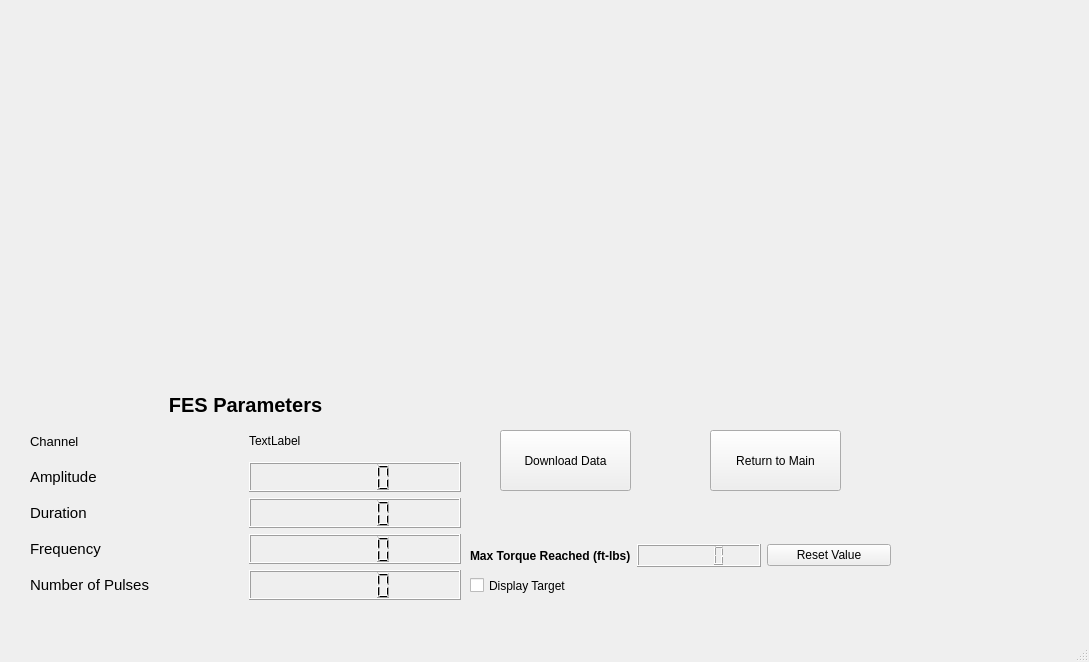
This is resources/_CD_GUI_CDTest.ui in jontalvarez/central-drive as Qt 5 draws it before an edit. The edited form follows.
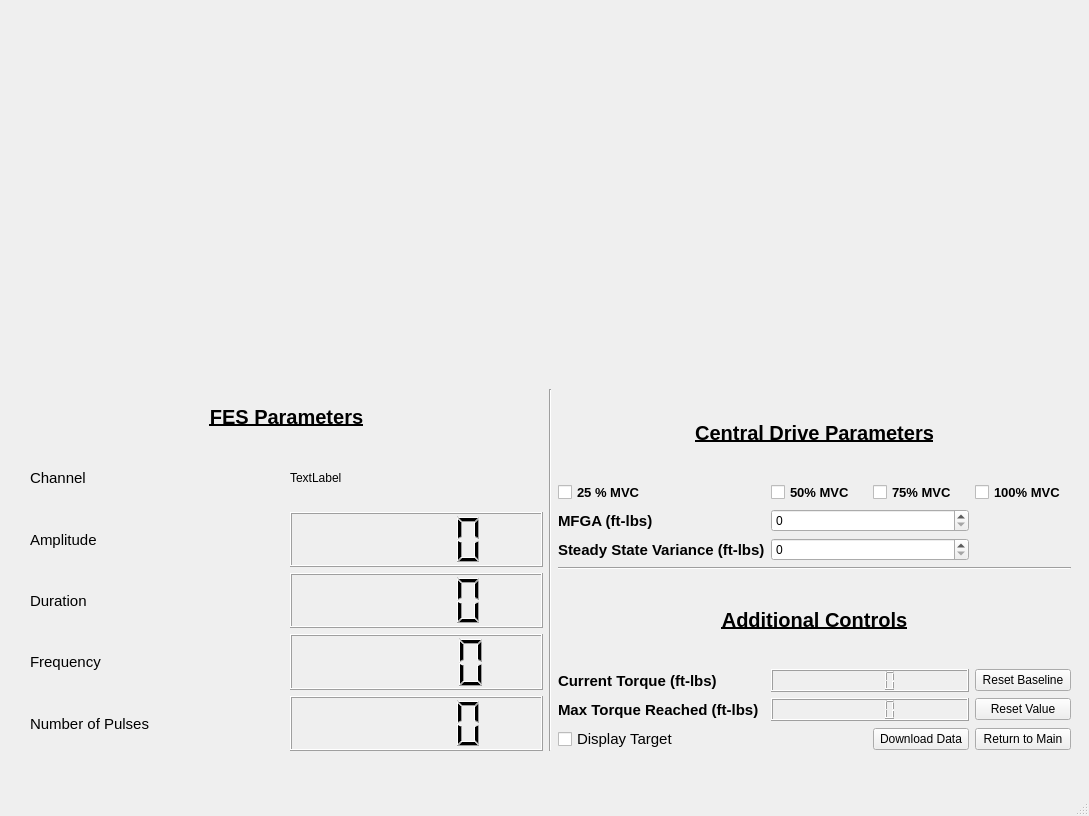
This is the edited form.

Patch:
```diff
--- a/resources/_CD_GUI_CDTest.ui
+++ b/resources/_CD_GUI_CDTest.ui
@@ -7,43 +7,40 @@
     <x>0</x>
     <y>0</y>
     <width>1089</width>
-    <height>662</height>
+    <height>816</height>
    </rect>
   </property>
   <property name="windowTitle">
    <string>Central Drive Estimation</string>
   </property>
+  <property name="styleSheet">
+   <string notr="true">button.setStyleSheet(“background-color : yellow”)</string>
+  </property>
   <widget class="QWidget" name="centralwidget">
    <widget class="QWidget" name="gridLayoutWidget">
     <property name="geometry">
      <rect>
       <x>30</x>
-      <y>390</y>
-      <width>431</width>
-      <height>210</height>
+      <y>20</y>
+      <width>1041</width>
+      <height>731</height>
      </rect>
     </property>
+    <layout class="QGridLayout" name="gridLayout_3">
+     <item row="0" column="0" colspan="3">
+      <layout class="QVBoxLayout" name="verticalLayout">
+       <item>
+        <widget class="QWidget" name="TorquePlot" native="true">
+         <property name="styleSheet">
+          <string notr="true"/>
+         </property>
+         <layout class="QHBoxLayout" name="horizontalLayout"/>
+        </widget>
+       </item>
+      </layout>
+     </item>
+     <item row="1" column="0">
     <layout class="QGridLayout" name="gridLayout">
-     <item row="0" column="0" colspan="2">
-      <widget class="QLabel" name="label_3">
-       <property name="font">
-        <font>
-         <pointsize>15</pointsize>
-         <weight>75</weight>
-         <bold>true</bold>
-        </font>
-       </property>
-       <property name="text">
-        <string>FES Parameters</string>
-       </property>
-       <property name="scaledContents">
-        <bool>false</bool>
-       </property>
-       <property name="alignment">
-        <set>Qt::AlignCenter</set>
-       </property>
-      </widget>
-     </item>
      <item row="2" column="1">
       <widget class="QLCDNumber" name="committedAmp_lbl"/>
      </item>
@@ -116,7 +113,7 @@
       <widget class="QLabel" name="label_6">
        <property name="font">
         <font>
-         <pointsize>10</pointsize>
+           <pointsize>11</pointsize>
         </font>
        </property>
        <property name="text">
@@ -124,81 +121,241 @@
        </property>
       </widget>
      </item>
-    </layout>
-   </widget>
-   <widget class="QWidget" name="verticalLayoutWidget">
-    <property name="geometry">
-     <rect>
-      <x>30</x>
-      <y>20</y>
-      <width>1031</width>
-      <height>361</height>
-     </rect>
-    </property>
-    <layout class="QVBoxLayout" name="verticalLayout">
-     <item>
-      <widget class="QWidget" name="TorquePlot" native="true">
-       <layout class="QHBoxLayout" name="horizontalLayout"/>
+       <item row="0" column="0" colspan="2">
+        <widget class="QLabel" name="label_3">
+         <property name="font">
+          <font>
+           <pointsize>15</pointsize>
+           <weight>75</weight>
+           <bold>true</bold>
+           <underline>true</underline>
+          </font>
+         </property>
+         <property name="text">
+          <string>FES Parameters</string>
+         </property>
+         <property name="scaledContents">
+          <bool>false</bool>
+         </property>
+         <property name="alignment">
+          <set>Qt::AlignCenter</set>
+         </property>
       </widget>
      </item>
     </layout>
-   </widget>
-   <widget class="QCheckBox" name="target_cb">
-    <property name="geometry">
-     <rect>
-      <x>470</x>
-      <y>570</y>
-      <width>121</width>
-      <height>31</height>
-     </rect>
+     </item>
+     <item row="1" column="1">
+      <widget class="Line" name="line">
+       <property name="orientation">
+        <enum>Qt::Vertical</enum>
+       </property>
+      </widget>
+     </item>
+     <item row="1" column="2">
+      <layout class="QGridLayout" name="gridLayout_2">
+       <item row="1" column="1">
+        <widget class="QCheckBox" name="cb_50">
+         <property name="font">
+          <font>
+           <pointsize>10</pointsize>
+           <weight>75</weight>
+           <bold>true</bold>
+          </font>
     </property>
     <property name="text">
-     <string>Display Target</string>
-    </property>
-   </widget>
+          <string>50% MVC</string>
+         </property>
+        </widget>
+       </item>
+       <item row="3" column="1" colspan="2">
+        <widget class="QSpinBox" name="variance_sp"/>
+       </item>
+       <item row="0" column="0" colspan="4">
+        <widget class="QLabel" name="label_11">
+         <property name="font">
+          <font>
+           <pointsize>15</pointsize>
+           <weight>75</weight>
+           <bold>true</bold>
+           <underline>true</underline>
+          </font>
+         </property>
+         <property name="text">
+          <string>Central Drive Parameters</string>
+         </property>
+         <property name="scaledContents">
+          <bool>false</bool>
+         </property>
+         <property name="alignment">
+          <set>Qt::AlignCenter</set>
+         </property>
+        </widget>
+       </item>
+       <item row="8" column="2">
    <widget class="QPushButton" name="download_pb">
-    <property name="geometry">
-     <rect>
-      <x>500</x>
-      <y>430</y>
-      <width>131</width>
-      <height>61</height>
-     </rect>
-    </property>
     <property name="text">
      <string>Download Data</string>
     </property>
    </widget>
+       </item>
+       <item row="8" column="0">
+        <widget class="QCheckBox" name="target_cb">
+         <property name="font">
+          <font>
+           <pointsize>11</pointsize>
+          </font>
+         </property>
+         <property name="text">
+          <string>Display Target</string>
+         </property>
+        </widget>
+       </item>
+       <item row="7" column="1" colspan="2">
+        <widget class="QLCDNumber" name="maxTorque_lcd"/>
+       </item>
+       <item row="2" column="1" colspan="2">
+        <widget class="QSpinBox" name="mfga_sp"/>
+       </item>
+       <item row="6" column="3">
+        <widget class="QPushButton" name="resetBaseline_pb">
+         <property name="text">
+          <string>Reset Baseline</string>
+         </property>
+        </widget>
+       </item>
+       <item row="2" column="0">
+        <widget class="QLabel" name="label_9">
+         <property name="font">
+          <font>
+           <pointsize>11</pointsize>
+           <weight>75</weight>
+           <bold>true</bold>
+          </font>
+         </property>
+         <property name="text">
+          <string>MFGA (ft-lbs)</string>
+         </property>
+        </widget>
+       </item>
+       <item row="7" column="3">
+        <widget class="QPushButton" name="maxTorqueReset_pb">
+         <property name="text">
+          <string>Reset Value</string>
+         </property>
+        </widget>
+       </item>
+       <item row="8" column="3">
    <widget class="QPushButton" name="returnToMain_pb">
-    <property name="geometry">
-     <rect>
-      <x>710</x>
-      <y>430</y>
-      <width>131</width>
-      <height>61</height>
-     </rect>
-    </property>
     <property name="autoFillBackground">
      <bool>false</bool>
     </property>
+         <property name="styleSheet">
+          <string notr="true"/>
+         </property>
     <property name="text">
      <string>Return to Main</string>
     </property>
    </widget>
-   <widget class="QWidget" name="gridLayoutWidget_2">
-    <property name="geometry">
-     <rect>
-      <x>470</x>
-      <y>540</y>
-      <width>421</width>
-      <height>31</height>
-     </rect>
-    </property>
-    <layout class="QGridLayout" name="gridLayout_2">
-     <item row="0" column="0">
+       </item>
+       <item row="1" column="0">
+        <widget class="QCheckBox" name="cb_25">
+         <property name="font">
+          <font>
+           <pointsize>10</pointsize>
+           <weight>75</weight>
+           <bold>true</bold>
+          </font>
+         </property>
+         <property name="text">
+          <string>25 % MVC</string>
+         </property>
+        </widget>
+       </item>
+       <item row="3" column="0">
+        <widget class="QLabel" name="label_10">
+         <property name="font">
+          <font>
+           <pointsize>11</pointsize>
+           <weight>75</weight>
+           <bold>true</bold>
+          </font>
+         </property>
+         <property name="text">
+          <string>Steady State Variance (ft-lbs)</string>
+         </property>
+        </widget>
+       </item>
+       <item row="1" column="2">
+        <widget class="QCheckBox" name="cb_75">
+         <property name="font">
+          <font>
+           <pointsize>10</pointsize>
+           <weight>75</weight>
+           <bold>true</bold>
+          </font>
+         </property>
+         <property name="text">
+          <string>75% MVC</string>
+         </property>
+        </widget>
+       </item>
+       <item row="5" column="0" colspan="4">
+        <widget class="QLabel" name="label_12">
+         <property name="font">
+          <font>
+           <pointsize>15</pointsize>
+           <weight>75</weight>
+           <bold>true</bold>
+           <underline>true</underline>
+          </font>
+         </property>
+         <property name="text">
+          <string>Additional Controls</string>
+         </property>
+         <property name="scaledContents">
+          <bool>false</bool>
+         </property>
+         <property name="alignment">
+          <set>Qt::AlignCenter</set>
+         </property>
+        </widget>
+       </item>
+       <item row="1" column="3">
+        <widget class="QCheckBox" name="cb_100">
+         <property name="font">
+          <font>
+           <pointsize>10</pointsize>
+           <weight>75</weight>
+           <bold>true</bold>
+          </font>
+         </property>
+         <property name="text">
+          <string>100% MVC</string>
+         </property>
+        </widget>
+       </item>
+       <item row="6" column="1" colspan="2">
+        <widget class="QLCDNumber" name="currentTorque_lcd"/>
+       </item>
+       <item row="6" column="0">
+        <widget class="QLabel" name="label_8">
+         <property name="font">
+          <font>
+           <pointsize>11</pointsize>
+           <weight>75</weight>
+           <bold>true</bold>
+          </font>
+         </property>
+         <property name="text">
+          <string>Current Torque (ft-lbs)</string>
+         </property>
+        </widget>
+       </item>
+       <item row="7" column="0">
       <widget class="QLabel" name="label_7">
        <property name="font">
         <font>
+           <pointsize>11</pointsize>
          <weight>75</weight>
          <bold>true</bold>
         </font>
@@ -208,15 +365,14 @@
        </property>
       </widget>
      </item>
-     <item row="0" column="1">
-      <widget class="QLCDNumber" name="maxTorque_lcd"/>
-     </item>
-     <item row="0" column="2">
-      <widget class="QPushButton" name="maxTorqueReset_pb">
-       <property name="text">
-        <string>Reset Value</string>
-       </property>
-      </widget>
+       <item row="4" column="0" colspan="4">
+        <widget class="Line" name="line_2">
+         <property name="orientation">
+          <enum>Qt::Horizontal</enum>
+         </property>
+        </widget>
+       </item>
+      </layout>
      </item>
     </layout>
    </widget>
```
Left out of the diff: 2 changed lines with no effect on the pictures. Lines whose indentation alone changed are shown as unchanged.
